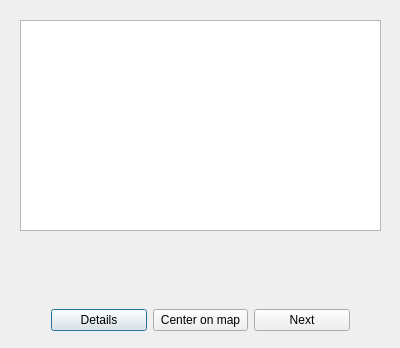
Qt form kstars/tools/starhopperdialog.ui (KDE/kstars) before a commit.
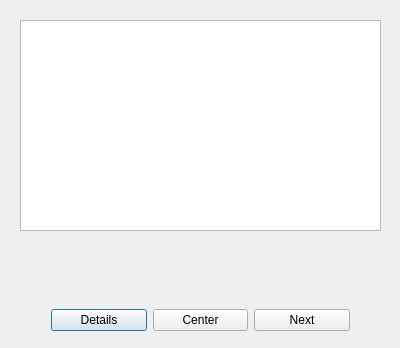
The same form after that commit.

Diff of the .ui file:
```diff
--- a/kstars/tools/starhopperdialog.ui
+++ b/kstars/tools/starhopperdialog.ui
@@ -43,7 +43,7 @@
     <item>
      <widget class="QPushButton" name="GotoButton">
       <property name="text">
-       <string>Center on map</string>
+       <string>Center</string>
       </property>
      </widget>
     </item>
```
Left out of the diff: 2 changed lines with no effect on the pictures.
